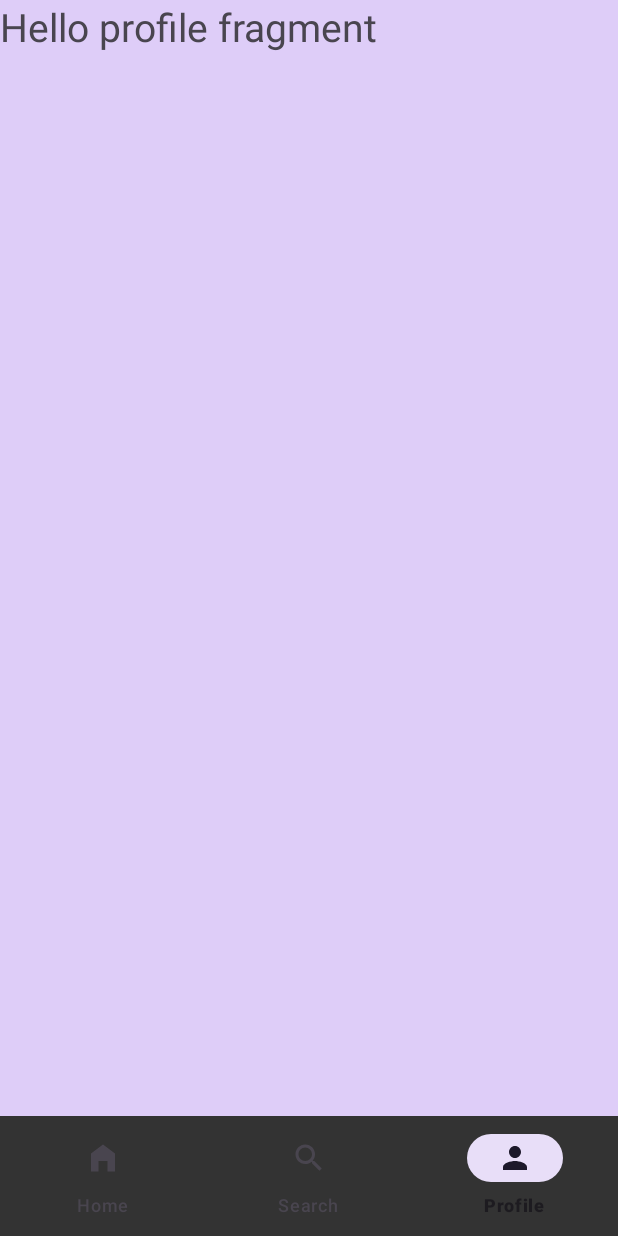
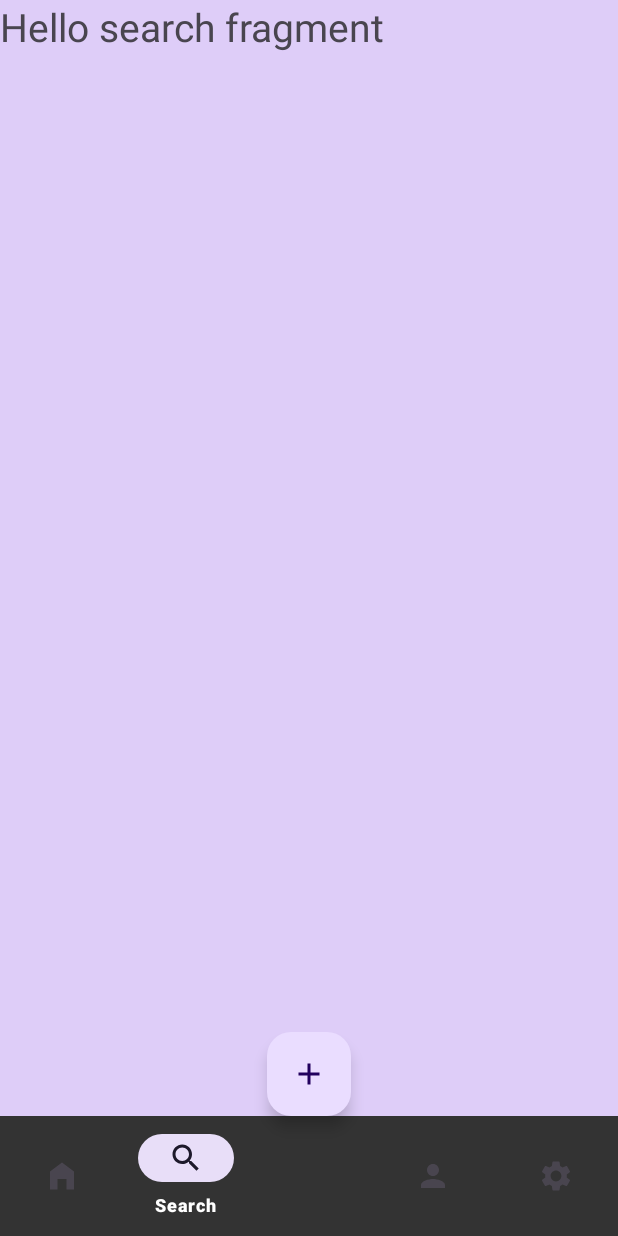
Before and after one commit to Sumeet7774/PassVault-Android-PasswordManager-App, an Android app: the HomePage screen opened directly, with no data from a screen before it, item 3 of the bottom bar chosen, on a phone screen of 412 x 824 dp. Run offline under Robolectric (Android 15) with nearby library versions, the phone set to English and light mode, and no system bars; our stand-ins replace sdp/ssp sizes.

Commit message:
Made changes in the bottom navigation

```diff
--- a/app/build.gradle
+++ b/app/build.gradle
@@ -26,6 +26,10 @@ android {
         sourceCompatibility JavaVersion.VERSION_1_8
         targetCompatibility JavaVersion.VERSION_1_8
     }
+
+    buildFeatures {
+        viewBinding true
+    }
 }
 
 dependencies {
--- a/app/src/main/AndroidManifest.xml
+++ b/app/src/main/AndroidManifest.xml
@@ -12,6 +12,9 @@
         android:supportsRtl="true"
         android:theme="@style/Theme.PassVault"
         tools:targetApi="31">
+        <activity
+            android:name=".SettingsFragment"
+            android:exported="false" />
         <activity
             android:name=".HomePage"
             android:exported="false" />
--- a/app/src/main/java/com/example/passvault/HomePage.java
+++ b/app/src/main/java/com/example/passvault/HomePage.java
@@ -46,9 +46,13 @@ public class HomePage extends AppCompatActivity {
                 {
                     loadFragment(new SearchFragment(), false);
                 }
-                else
+                else if(itemId == R.id.navProfile)
                 { // navProfile
                     loadFragment(new ProfileFragment(), false);
+                }
+                else
+                {
+                    loadFragment(new SettingsFragment(), false);
                 }
 
                 return true;
--- /dev/null
+++ b/app/src/main/res/drawable/baseline_add_24.xml
@@ -0,0 +1,5 @@
+<vector xmlns:android="http://schemas.android.com/apk/res/android" android:height="24dp" android:tint="#000000" android:viewportHeight="24" android:viewportWidth="24" android:width="24dp">
+
+    <path android:fillColor="@android:color/white" android:pathData="M19,13h-6v6h-2v-6H5v-2h6V5h2v6h6v2z"/>
+
+</vector>
--- /dev/null
+++ b/app/src/main/res/drawable/baseline_settings_24.xml
@@ -0,0 +1,5 @@
+<vector xmlns:android="http://schemas.android.com/apk/res/android" android:height="24dp" android:tint="#000000" android:viewportHeight="24" android:viewportWidth="24" android:width="24dp">
+
+    <path android:fillColor="@android:color/white" android:pathData="M19.14,12.94c0.04,-0.3 0.06,-0.61 0.06,-0.94c0,-0.32 -0.02,-0.64 -0.07,-0.94l2.03,-1.58c0.18,-0.14 0.23,-0.41 0.12,-0.61l-1.92,-3.32c-0.12,-0.22 -0.37,-0.29 -0.59,-0.22l-2.39,0.96c-0.5,-0.38 -1.03,-0.7 -1.62,-0.94L14.4,2.81c-0.04,-0.24 -0.24,-0.41 -0.48,-0.41h-3.84c-0.24,0 -0.43,0.17 -0.47,0.41L9.25,5.35C8.66,5.59 8.12,5.92 7.63,6.29L5.24,5.33c-0.22,-0.08 -0.47,0 -0.59,0.22L2.74,8.87C2.62,9.08 2.66,9.34 2.86,9.48l2.03,1.58C4.84,11.36 4.8,11.69 4.8,12s0.02,0.64 0.07,0.94l-2.03,1.58c-0.18,0.14 -0.23,0.41 -0.12,0.61l1.92,3.32c0.12,0.22 0.37,0.29 0.59,0.22l2.39,-0.96c0.5,0.38 1.03,0.7 1.62,0.94l0.36,2.54c0.05,0.24 0.24,0.41 0.48,0.41h3.84c0.24,0 0.44,-0.17 0.47,-0.41l0.36,-2.54c0.59,-0.24 1.13,-0.56 1.62,-0.94l2.39,0.96c0.22,0.08 0.47,0 0.59,-0.22l1.92,-3.32c0.12,-0.22 0.07,-0.47 -0.12,-0.61L19.14,12.94zM12,15.6c-1.98,0 -3.6,-1.62 -3.6,-3.6s1.62,-3.6 3.6,-3.6s3.6,1.62 3.6,3.6S13.98,15.6 12,15.6z"/>
+
+</vector>
--- a/app/src/main/res/layout/activity_home_page.xml
+++ b/app/src/main/res/layout/activity_home_page.xml
@@ -16,11 +16,19 @@
         android:layout_weight="1"
         android:layout_height="match_parent" />
 
+    <com.google.android.material.floatingactionbutton.FloatingActionButton
+        android:id="@+id/floatingAddButton"
+        android:src="@drawable/baseline_add_24"
+        android:layout_width="wrap_content"
+        android:layout_height="wrap_content" />
+
     <com.google.android.material.bottomnavigation.BottomNavigationView
         android:id="@+id/bottomNavView"
         android:layout_width="match_parent"
         android:layout_height="wrap_content"
         app:menu="@menu/bottom_nav_menu"
+        app:itemTextColor="@color/white"
         android:background="#333333" />
 
+
 </LinearLayout>
--- a/app/src/main/res/menu/bottom_nav_menu.xml
+++ b/app/src/main/res/menu/bottom_nav_menu.xml
@@ -12,8 +12,17 @@
         android:title="Search" />
 
     <item
+        android:id="@+id/navFloatingAdd"
+        android:enabled="false"
+        android:title="" />
+
+    <item
         android:id="@+id/navProfile"
         android:icon="@drawable/baseline_person_24"
         android:title="Profile" />
 
+    <item
+        android:id="@+id/navSettings"
+        android:icon="@drawable/baseline_settings_24"
+        android:title="Settings" />
 </menu>
--- a/app/src/main/res/values/strings.xml
+++ b/app/src/main/res/values/strings.xml
@@ -1,4 +1,6 @@
 <resources>
     <string name="app_name">Pass Vault</string>
+    <!-- TODO: Remove or change this placeholder text -->
+    <string name="hello_blank_fragment">Hello blank fragment</string>
 
 </resources>
```
Also changed, not shown: app/src/main/java/com/example/passvault/SettingsFragment.java (added, +18 -0 lines), app/src/main/res/layout/fragment_settings.xml (added, +14 -0 lines).
